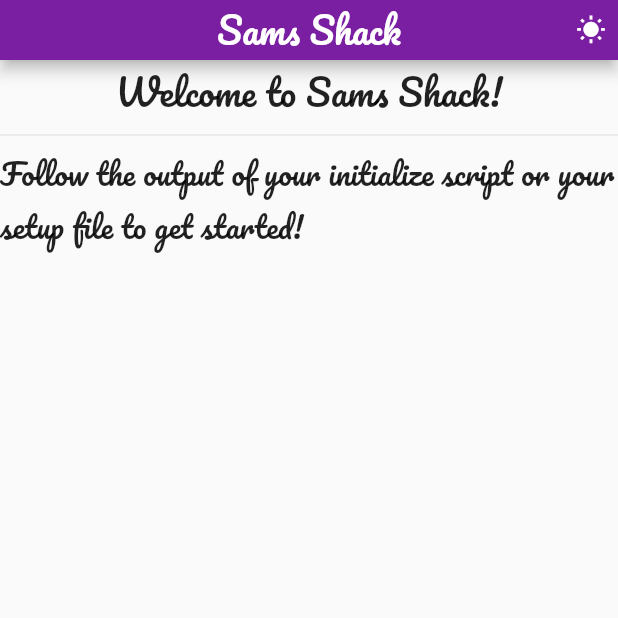
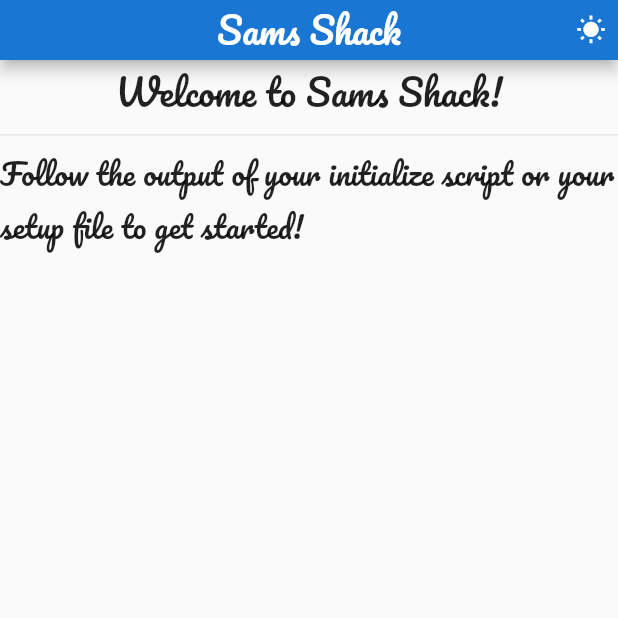
Before and after one commit to Dan-Incorporated/samsshack, a Flutter app: the screen it shows after launch, on a phone screen of 412 x 824 dp, the top half of it. Run offline on Flutter 3.47's test engine with Material 2 defaults, Android fonts, the light colour scheme and no system bars; our stand-ins replace connectivity_plus, flutter_dotenv, fluttertoast, package_info_plus, routemaster, shared_preferences; statements that could not run were skipped.

Commit message:
updated theme

```diff
--- a/lib/settings.dart
+++ b/lib/settings.dart
@@ -26,7 +26,7 @@ final Color colorGreen = Colors.green[400]!;
 final Color colorRed = Colors.red[400]!;
 final Color colorYellow = Colors.yellow[800]!;
 final Color colorGrey = Colors.grey[500]!;
-final Color colorSecondary = Colors.cyan[400]!;
+final Color colorSecondary = Colors.orangeAccent[400]!;
 
 // FONT
 const String fontFamilyDefault = 'Pacifico';
@@ -34,10 +34,10 @@ const String fontFamilyDefault = 'Pacifico';
 // light theme
 ThemeData themeLight = ThemeData(
   brightness: Brightness.light,
-  primaryColor: Colors.purple[700],
-  primaryColorLight: Colors.purple[200],
-  primaryColorDark: Colors.purple[900],
-  splashColor: Colors.purple[100],
+  primaryColor: Colors.blue[700],
+  primaryColorLight: Colors.blue[200],
+  primaryColorDark: Colors.blue[900],
+  splashColor: Colors.blue[100],
   visualDensity: VisualDensity.adaptivePlatformDensity,
   fontFamily: fontFamilyDefault,
 );
```
